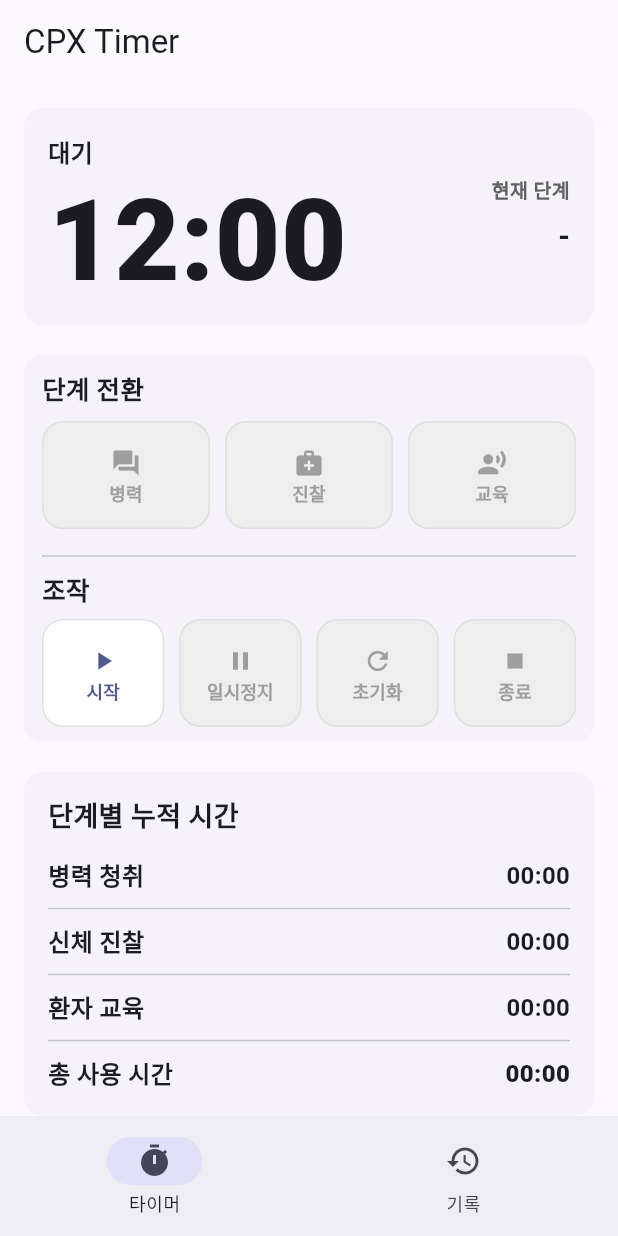
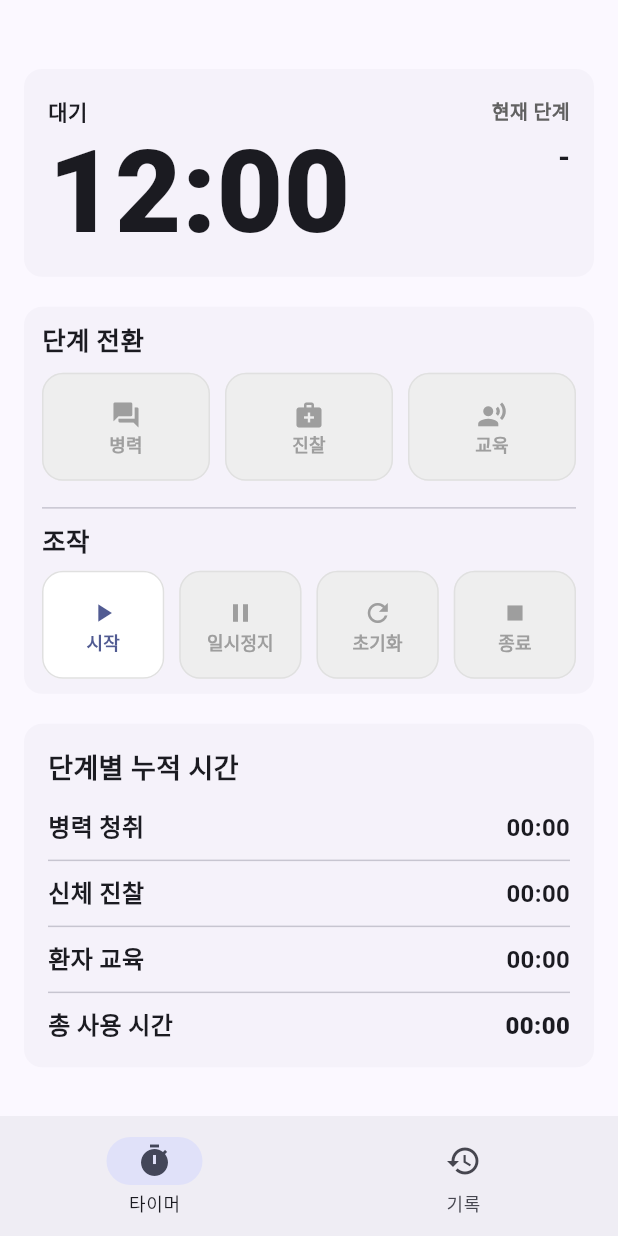
Before and after one commit to ksroh0202/cpx_timer, a Flutter app: the screen it shows after launch, on a phone screen of 412 x 824 dp. Run offline on Flutter 3.47's test engine with Material 3 defaults, Android fonts, the phone set to English and light mode, and no system bars; our stand-ins replace audioplayers, shared_preferences.

Commit message:
UI 수정중 1

```diff
--- a/lib/screens/home_page.dart
+++ b/lib/screens/home_page.dart
@@ -456,7 +456,9 @@ class _HomePageState extends State<HomePage> {
 
     return Scaffold(
       appBar: AppBar(
-        title: const Text('CPX Timer'),
+        toolbarHeight: 30,
+        title: const SizedBox.shrink(),
+        centerTitle: false,
         actions: [
           if (_selectedTab == 1 && _records.isNotEmpty)
             IconButton(
@@ -516,7 +518,7 @@ class _HomePageState extends State<HomePage> {
             _mainTimeText,
             maxLines: 1,
             style: TextStyle(
-              fontSize: isNarrow ? 72 : 84,
+              fontSize: isNarrow ? 68 : 78,
               fontWeight: FontWeight.w800,
               color: isWarning ? Colors.red : null,
               height: 1,
@@ -551,29 +553,8 @@ class _HomePageState extends State<HomePage> {
           elevation: 0,
           child: Padding(
             padding: const EdgeInsets.symmetric(horizontal: 16, vertical: 18),
-            child: isNarrow
-                ? Column(
+            child: Row(
               crossAxisAlignment: CrossAxisAlignment.start,
-                    children: [
-                      Text(
-                        _statusText,
-                        style: TextStyle(
-                          fontSize: 16,
-                          fontWeight: FontWeight.w700,
-                          color: isWarning ? Colors.red : null,
-                        ),
-                      ),
-                      const SizedBox(height: 10),
-                      SizedBox(
-                        width: double.infinity,
-                        child: timerText,
-                      ),
-                      const SizedBox(height: 14),
-                      infoColumn,
-                    ],
-                  )
-                : Row(
-                    crossAxisAlignment: CrossAxisAlignment.center,
               children: [
                 Expanded(
                   flex: 3,
@@ -583,12 +564,12 @@ class _HomePageState extends State<HomePage> {
                       Text(
                         _statusText,
                         style: TextStyle(
-                                fontSize: 16,
+                          fontSize: 14,
                           fontWeight: FontWeight.w700,
                           color: isWarning ? Colors.red : null,
                         ),
                       ),
-                            const SizedBox(height: 10),
+                      const SizedBox(height: 6),
                       SizedBox(
                         width: double.infinity,
                         child: timerText,
@@ -596,7 +577,7 @@ class _HomePageState extends State<HomePage> {
                     ],
                   ),
                 ),
-                      const SizedBox(width: 16),
+                const SizedBox(width: 12),
                 Expanded(
                   flex: 2,
                   child: infoColumn,
```
Lines whose indentation alone changed are shown as unchanged.
